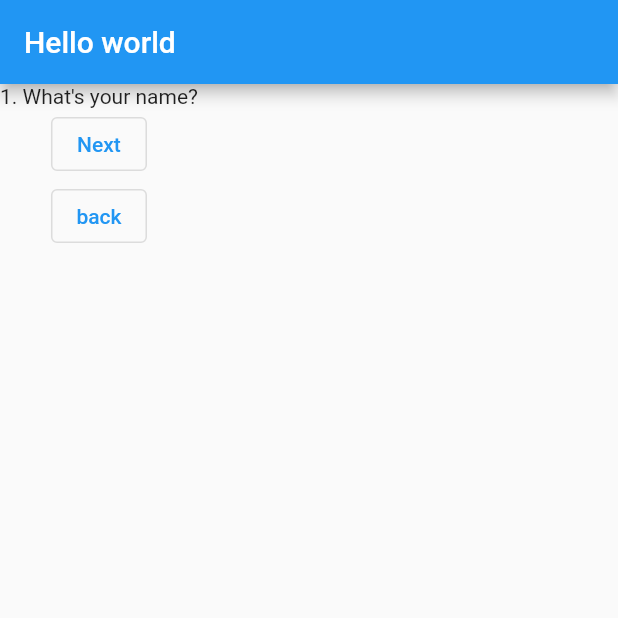
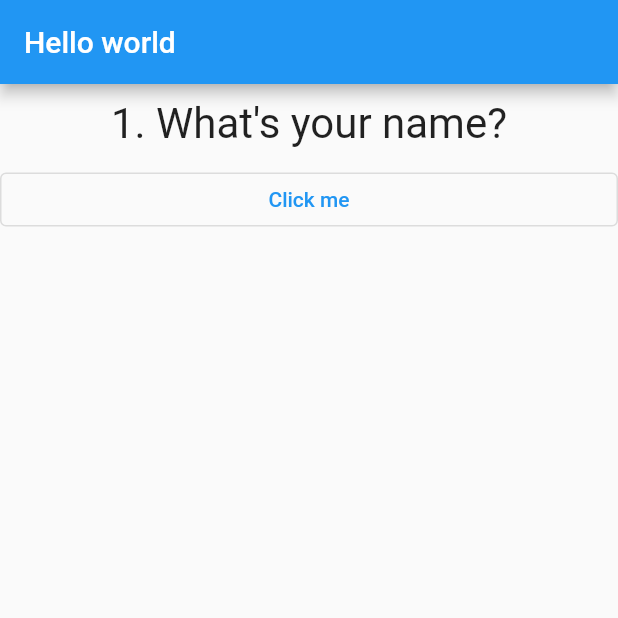
Before and after one commit to PabloLopes19/flutterprojeto01, a Flutter app: the screen it shows after launch, on a phone screen of 412 x 824 dp, the top half of it. Run offline on Flutter 3.47's test engine with Material 2 defaults, Android fonts, the phone set to English and light mode, and no system bars.

```diff
--- a/lib/main.dart
+++ b/lib/main.dart
@@ -1,6 +1,7 @@
 import 'package:flutter/material.dart';
 
 import './question.dart';
+import './answer.dart';
 
 void main() => runApp(MyApp());
 
@@ -27,13 +28,13 @@ class _MyAppState extends State<MyApp> {
     }
   }
 
-  void _goBack() {
-    if (_index > 0) {
-      setState(() {
-        _index = _index - 1;
-      });
-    }
-  }
+  // void _goBack() {
+  //   if (_index > 0) {
+  //     setState(() {
+  //       _index = _index - 1;
+  //     });
+  //   }
+  // }
 
   @override
   Widget build(BuildContext context) {
@@ -45,8 +46,7 @@ class _MyAppState extends State<MyApp> {
       body: Column(
         children: [
           Question('${_index + 1}. ' + questions[_index]),
-          OutlinedButton(onPressed: _btnPressed, child: Text("Next")),
-          OutlinedButton(onPressed: _goBack, child: Text("back")),
+          Answer(_btnPressed)
         ],
       ),
     ));
--- a/lib/question.dart
+++ b/lib/question.dart
@@ -7,6 +7,11 @@ class Question extends StatelessWidget {
 
   @override
   Widget build(BuildContext context) {
-    return Text(QuestionText);
+    return Container(
+      width: double.infinity,
+      margin: EdgeInsets.all(10),
+      child: Text(QuestionText,
+          style: TextStyle(fontSize: 28), textAlign: TextAlign.center),
+    );
   }
 }
```
